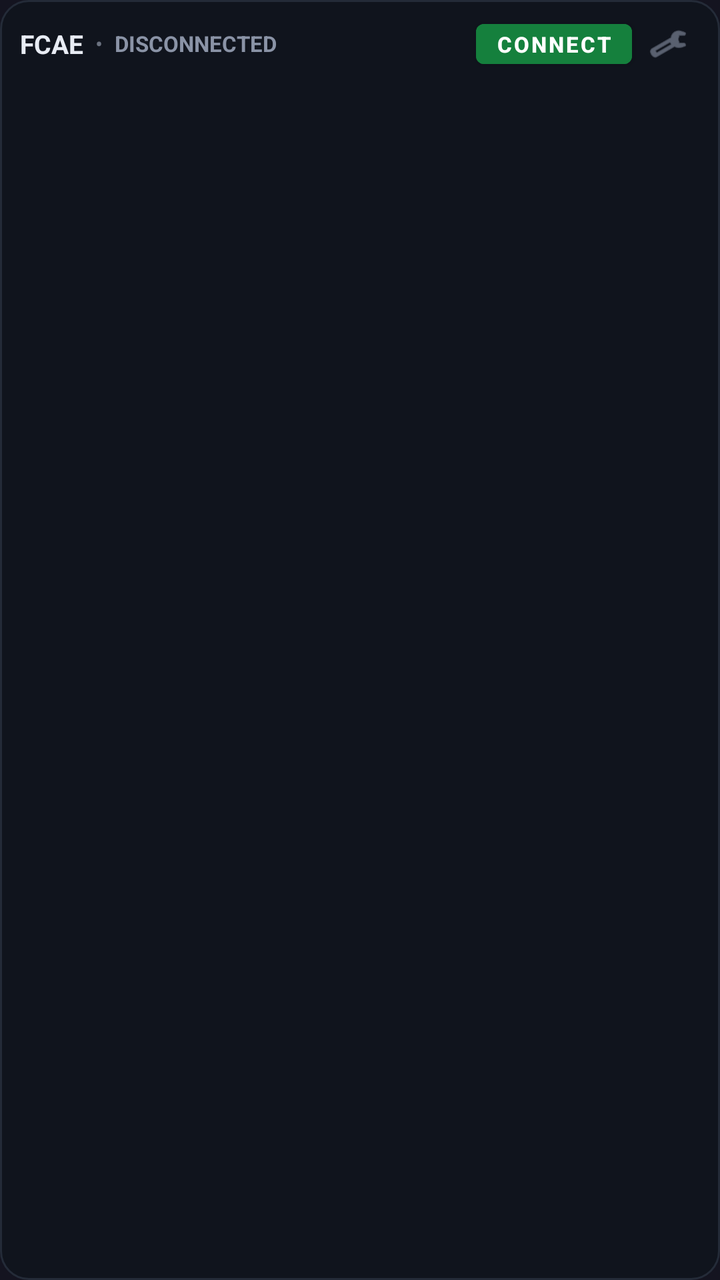
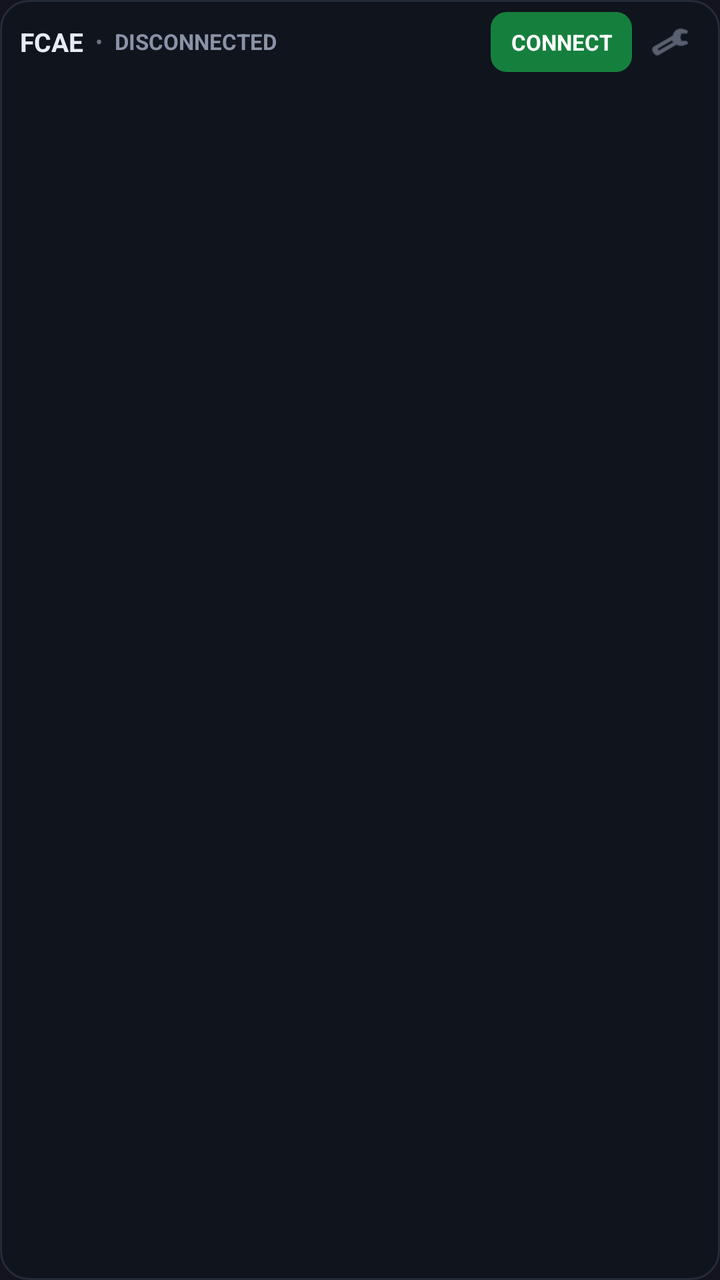

Two renders of the same Android screen: before a commit and after it. Below are the layout's source before the change and the commit's diff.
<!-- AndroidManifest.xml: application theme Theme.FCAEVPN -->
<!-- res/layout/widget_vpn.xml -->
<?xml version="1.0" encoding="utf-8"?>
<LinearLayout xmlns:android="http://schemas.android.com/apk/res/android"
    android:id="@+id/widget_root"
    android:layout_width="match_parent"
    android:layout_height="wrap_content"
    android:orientation="vertical"
    android:background="@drawable/widget_bg"
    android:paddingStart="10dp"
    android:paddingEnd="10dp"
    android:paddingTop="6dp"
    android:paddingBottom="6dp">

    <LinearLayout
        android:layout_width="match_parent"
        android:layout_height="wrap_content"
        android:orientation="horizontal"
        android:gravity="center_vertical">

        <LinearLayout
            android:id="@+id/widget_info_layout"
            android:layout_width="0dp"
            android:layout_height="wrap_content"
            android:layout_weight="1"
            android:orientation="horizontal"
            android:gravity="center_vertical">

            <TextView
                android:id="@+id/widget_title"
                android:layout_width="wrap_content"
                android:layout_height="wrap_content"
                android:text="FCAE"
                android:textColor="#FFE8ECF4"
                android:textSize="13sp"
                android:textStyle="bold" />

            <TextView
                android:layout_width="wrap_content"
                android:layout_height="wrap_content"
                android:layout_marginStart="6dp"
                android:layout_marginEnd="6dp"
                android:text="•"
                android:textColor="#FF6B7280"
                android:textSize="11sp" />

            <TextView
                android:id="@+id/widget_status"
                android:layout_width="wrap_content"
                android:layout_height="wrap_content"
                android:singleLine="true"
                android:ellipsize="end"
                android:text="DISCONNECTED"
                android:textColor="#FF8A93A6"
                android:textSize="11sp"
                android:textStyle="bold" />
        </LinearLayout>

        <Button
            android:id="@+id/widget_btn_pause_resume"
            android:layout_width="wrap_content"
            android:layout_height="32dp"
            android:layout_marginEnd="4dp"
            android:minWidth="54dp"
            android:paddingStart="8dp"
            android:paddingEnd="8dp"
            android:paddingTop="0dp"
            android:paddingBottom="0dp"
            android:backgroundTint="#FFB45309"
            android:text="STOP"
            android:textColor="#FFFFFFFF"
            android:textSize="11sp"
            android:textStyle="bold"
            android:visibility="gone" />

        <Button
            android:id="@+id/widget_btn_action"
            android:layout_width="wrap_content"
            android:layout_height="32dp"
            android:layout_marginEnd="2dp"
            android:minWidth="70dp"
            android:paddingStart="10dp"
            android:paddingEnd="10dp"
            android:paddingTop="0dp"
            android:paddingBottom="0dp"
            android:backgroundTint="#FF15803D"
            android:text="CONNECT"
            android:textColor="#FFFFFFFF"
            android:textSize="11sp"
            android:textStyle="bold" />

        <ImageButton
            android:id="@+id/widget_btn_settings"
            android:layout_width="32dp"
            android:layout_height="32dp"
            android:background="@android:color/transparent"
            android:contentDescription="Settings"
            android:padding="6dp"
            android:scaleType="fitCenter"
            android:src="@android:drawable/ic_menu_preferences"
            android:tint="#FF8A93A6" />
    </LinearLayout>

    <TextView
        android:id="@+id/widget_stats"
        android:layout_width="match_parent"
        android:layout_height="wrap_content"
        android:layout_marginTop="2dp"
        android:singleLine="true"
        android:ellipsize="end"
        android:text="↓ 0 B/s (0 B)  |  ↑ 0 B/s (0 B)  |  RTT —"
        android:textColor="#FF9AA3B5"
        android:textSize="10sp"
        android:visibility="gone" />

</LinearLayout>
<!-- resources referenced by this layout -->
<resources>
  <!-- drawable widget_bg (drawable) -->
  <?xml version="1.0" encoding="utf-8"?>
  <shape xmlns:android="http://schemas.android.com/apk/res/android"
      android:shape="rectangle">
      <solid android:color="#FF10141D" />
      <corners android:radius="14dp" />
      <stroke
          android:width="1dp"
          android:color="#FF242B38" />
  </shape>
  <style name="Theme.FCAEVPN" parent="Theme.MaterialComponents.DayNight.NoActionBar">
          <item name="colorPrimary">#FF1A3A5C</item>
          <item name="colorPrimaryVariant">#FF0D2137</item>
          <item name="colorOnPrimary">#FFFFFFFF</item>
          <item name="android:windowBackground">#FF141420</item>
          
          <item name="android:textColorPrimary">#FFE8ECF4</item>
          <item name="android:textColorSecondary">#FFB0B8C8</item>
          
          <item name="android:editTextColor">#FFE8ECF4</item>
          <item name="android:textColorHint">#FF6B7280</item>
          
          <item name="android:colorControlActivated">#FF60A5FA</item>
          
          <item name="android:textColorLink">#FF60A5FA</item>
          
          <item name="android:windowLightStatusBar">false</item>
      </style>
</resources>

<!-- the commit's change to res/layout/widget_vpn.xml (unified diff, before → after) -->
@@ -54,34 +54,32 @@
                 android:textStyle="bold" />
         </LinearLayout>
 
-        <Button
+        <TextView
             android:id="@+id/widget_btn_pause_resume"
             android:layout_width="wrap_content"
-            android:layout_height="32dp"
-            android:layout_marginEnd="4dp"
-            android:minWidth="54dp"
+            android:layout_height="30dp"
+            android:layout_marginEnd="5dp"
+            android:minWidth="52dp"
             android:paddingStart="8dp"
             android:paddingEnd="8dp"
-            android:paddingTop="0dp"
-            android:paddingBottom="0dp"
-            android:backgroundTint="#FFB45309"
+            android:gravity="center"
+            android:background="@drawable/widget_btn_tun_stop"
             android:text="STOP"
             android:textColor="#FFFFFFFF"
             android:textSize="11sp"
             android:textStyle="bold"
             android:visibility="gone" />
 
-        <Button
+        <TextView
             android:id="@+id/widget_btn_action"
             android:layout_width="wrap_content"
-            android:layout_height="32dp"
-            android:layout_marginEnd="2dp"
-            android:minWidth="70dp"
+            android:layout_height="30dp"
+            android:layout_marginEnd="4dp"
+            android:minWidth="68dp"
             android:paddingStart="10dp"
             android:paddingEnd="10dp"
-            android:paddingTop="0dp"
-            android:paddingBottom="0dp"
-            android:backgroundTint="#FF15803D"
+            android:gravity="center"
+            android:background="@drawable/widget_btn_connect"
             android:text="CONNECT"
             android:textColor="#FFFFFFFF"
             android:textSize="11sp"
@@ -89,11 +87,11 @@
 
         <ImageButton
             android:id="@+id/widget_btn_settings"
-            android:layout_width="32dp"
-            android:layout_height="32dp"
+            android:layout_width="30dp"
+            android:layout_height="30dp"
             android:background="@android:color/transparent"
             android:contentDescription="Settings"
-            android:padding="6dp"
+            android:padding="5dp"
             android:scaleType="fitCenter"
             android:src="@android:drawable/ic_menu_preferences"
             android:tint="#FF8A93A6" />
<!-- resource entries referenced after the edit -->
@@ -9,6 +9,20 @@
       <stroke
           android:width="1dp"
           android:color="#FF242B38" />
+  </shape>
+  <!-- drawable widget_btn_connect (drawable) -->
+  <?xml version="1.0" encoding="utf-8"?>
+  <shape xmlns:android="http://schemas.android.com/apk/res/android"
+      android:shape="rectangle">
+      <solid android:color="#FF15803D" />
+      <corners android:radius="8dp" />
+  </shape>
+  <!-- drawable widget_btn_tun_stop (drawable) -->
+  <?xml version="1.0" encoding="utf-8"?>
+  <shape xmlns:android="http://schemas.android.com/apk/res/android"
+      android:shape="rectangle">
+      <solid android:color="#FFB45309" />
+      <corners android:radius="8dp" />
   </shape>
   <style name="Theme.FCAEVPN" parent="Theme.MaterialComponents.DayNight.NoActionBar">
           <item name="colorPrimary">#FF1A3A5C</item>
